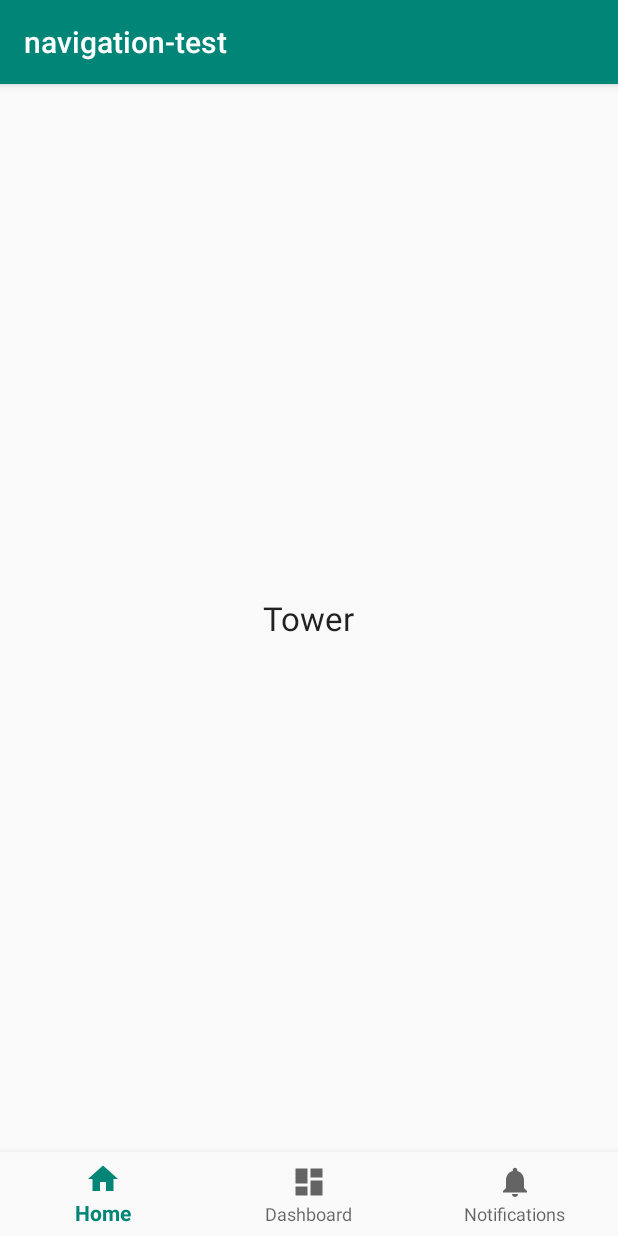
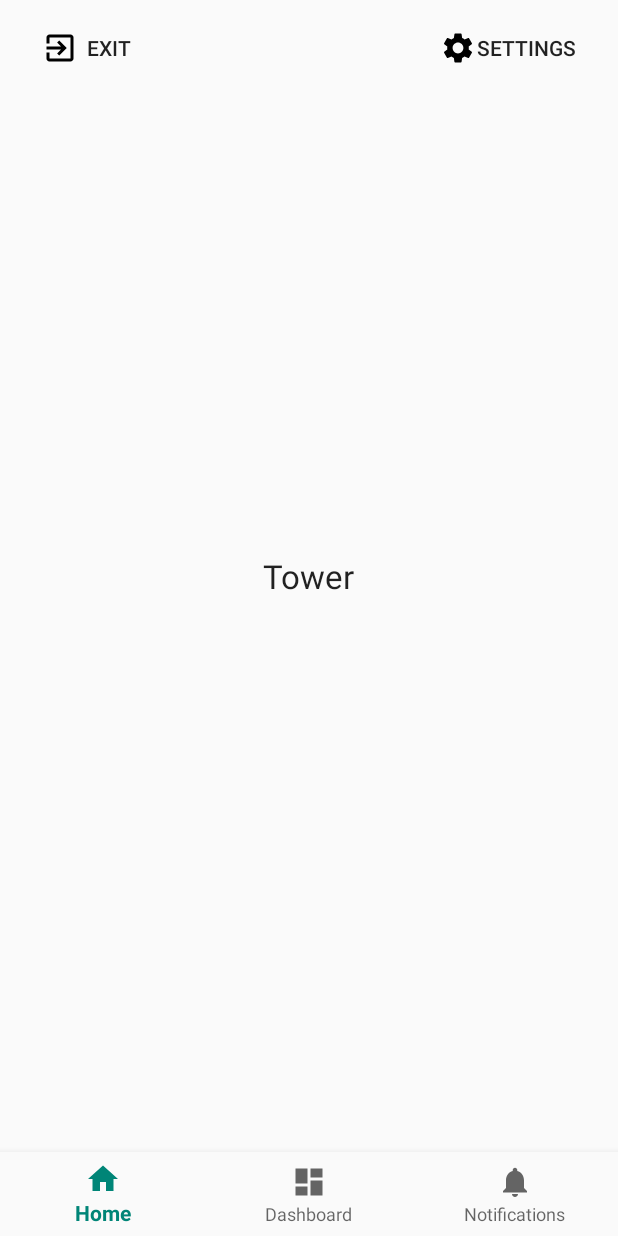
Before and after one commit to 7gang/p2-prototype, an Android app: the screen it shows after launch (MainActivity), on a phone screen of 412 x 824 dp. Run offline under Robolectric (Android 15) with nearby library versions, the phone set to English and light mode, and no system bars.

Commit message:
Add MainActitivty exit- and settings buttons (not yet implemented)

```diff
--- a/app/src/main/java/dk/aau/med/a220/navigation_test/MainActivity.java
+++ b/app/src/main/java/dk/aau/med/a220/navigation_test/MainActivity.java
@@ -5,13 +5,18 @@ import android.support.design.widget.BottomNavigationView;
 import android.support.v4.app.Fragment;
 import android.support.v7.app.AppCompatActivity;
 import android.support.annotation.NonNull;
+import android.view.Menu;
 import android.view.MenuItem;
+import android.support.v7.widget.Toolbar;
 
 public class MainActivity extends AppCompatActivity implements BottomNavigationView.OnNavigationItemSelectedListener {
+
+    private Toolbar mTopToolbar;
 
     @Override
     protected void onCreate(Bundle savedInstanceState) {
         super.onCreate(savedInstanceState);
+        this.getSupportActionBar().hide();
         setContentView(R.layout.activity_main);
         BottomNavigationView navView = findViewById(R.id.nav_view);
         navView.setOnNavigationItemSelectedListener(this);
--- /dev/null
+++ b/app/src/main/res/drawable/ic_baseline_exit_to_app_24dp.xml
@@ -0,0 +1,9 @@
+<vector xmlns:android="http://schemas.android.com/apk/res/android"
+    android:width="24dp"
+    android:height="24dp"
+    android:viewportWidth="24"
+    android:viewportHeight="24">
+  <path
+      android:fillColor="#FF000000"
+      android:pathData="M10.09,15.59L11.5,17l5,-5 -5,-5 -1.41,1.41L12.67,11H3v2h9.67l-2.58,2.59zM19,3H5c-1.11,0 -2,0.9 -2,2v4h2V5h14v14H5v-4H3v4c0,1.1 0.89,2 2,2h14c1.1,0 2,-0.9 2,-2V5c0,-1.1 -0.9,-2 -2,-2z"/>
+</vector>
--- /dev/null
+++ b/app/src/main/res/drawable/ic_baseline_settings_24dp.xml
@@ -0,0 +1,4 @@
+<vector android:height="24dp" android:viewportHeight="20"
+    android:viewportWidth="20" android:width="24dp" xmlns:android="http://schemas.android.com/apk/res/android">
+    <path android:fillColor="#FF000000" android:pathData="M15.95,10.78c0.03,-0.25 0.05,-0.51 0.05,-0.78s-0.02,-0.53 -0.06,-0.78l1.69,-1.32c0.15,-0.12 0.19,-0.34 0.1,-0.51l-1.6,-2.77c-0.1,-0.18 -0.31,-0.24 -0.49,-0.18l-1.99,0.8c-0.42,-0.32 -0.86,-0.58 -1.35,-0.78L12,2.34c-0.03,-0.2 -0.2,-0.34 -0.4,-0.34H8.4c-0.2,0 -0.36,0.14 -0.39,0.34l-0.3,2.12c-0.49,0.2 -0.94,0.47 -1.35,0.78l-1.99,-0.8c-0.18,-0.07 -0.39,0 -0.49,0.18l-1.6,2.77c-0.1,0.18 -0.06,0.39 0.1,0.51l1.69,1.32c-0.04,0.25 -0.07,0.52 -0.07,0.78s0.02,0.53 0.06,0.78L2.37,12.1c-0.15,0.12 -0.19,0.34 -0.1,0.51l1.6,2.77c0.1,0.18 0.31,0.24 0.49,0.18l1.99,-0.8c0.42,0.32 0.86,0.58 1.35,0.78l0.3,2.12c0.04,0.2 0.2,0.34 0.4,0.34h3.2c0.2,0 0.37,-0.14 0.39,-0.34l0.3,-2.12c0.49,-0.2 0.94,-0.47 1.35,-0.78l1.99,0.8c0.18,0.07 0.39,0 0.49,-0.18l1.6,-2.77c0.1,-0.18 0.06,-0.39 -0.1,-0.51l-1.67,-1.32zM10,13c-1.65,0 -3,-1.35 -3,-3s1.35,-3 3,-3 3,1.35 3,3 -1.35,3 -3,3z"/>
+</vector>
--- a/app/src/main/res/layout/activity_main.xml
+++ b/app/src/main/res/layout/activity_main.xml
@@ -5,7 +5,7 @@
     android:id="@+id/container"
     android:layout_width="match_parent"
     android:layout_height="match_parent"
-    tools:context=".MainActivity">
+    tools:context=".MainActivity" >
 
     <FrameLayout
         android:id="@+id/fragment_container"
@@ -15,7 +15,29 @@
         app:layout_constraintBottom_toBottomOf="parent"
         app:layout_constraintEnd_toEndOf="parent"
         app:layout_constraintStart_toStartOf="parent"
-        app:layout_constraintTop_toTopOf="parent" />
+        app:layout_constraintTop_toTopOf="parent" >
+
+        <Button
+            android:id="@+id/exit_button"
+            style="@style/Widget.AppCompat.Button.Borderless"
+            android:layout_width="wrap_content"
+            android:layout_height="wrap_content"
+            android:drawableStart="@drawable/ic_baseline_exit_to_app_24dp"
+            android:layout_marginStart="16dp"
+            android:layout_marginTop="8dp"
+            android:text="Exit" />
+
+        <Button
+            android:id="@+id/settings_button"
+            style="@style/Widget.AppCompat.Button.Borderless"
+            android:layout_width="wrap_content"
+            android:layout_height="wrap_content"
+            android:layout_gravity="end"
+            android:layout_marginEnd="16dp"
+            android:layout_marginTop="8dp"
+            android:drawableStart="@drawable/ic_baseline_settings_24dp"
+            android:text="Settings" />
+    </FrameLayout>
 
     <android.support.design.widget.BottomNavigationView
         android:id="@+id/nav_view"
--- a/app/src/main/res/values/styles.xml
+++ b/app/src/main/res/values/styles.xml
@@ -8,4 +8,8 @@
         <item name="colorAccent">@color/colorAccent</item>
     </style>
 
+    <style name="HeaderBar"> <!-- NOT USED -->
+        <item name="android:background">#303F9F</item>
+    </style>
+
 </resources>
```
Also changed, not shown: app/src/main/res/menu/action_bar_menu.xml (added, +23 -0 lines).
